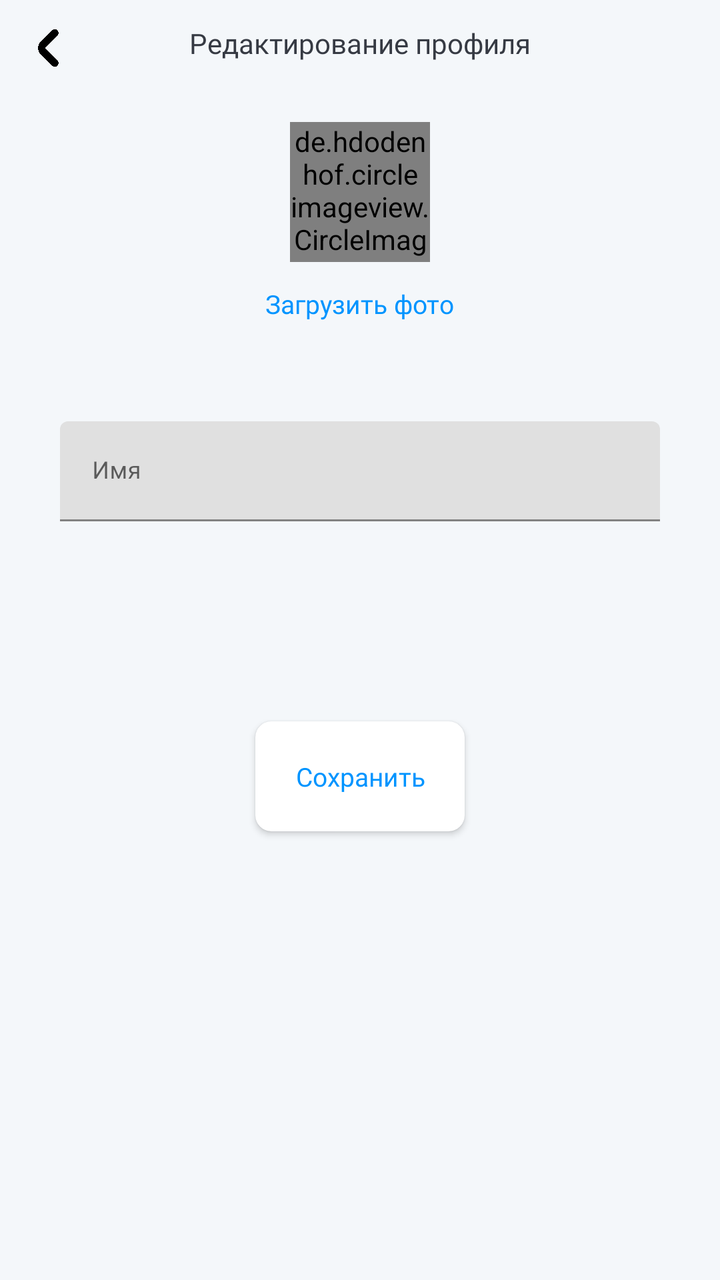
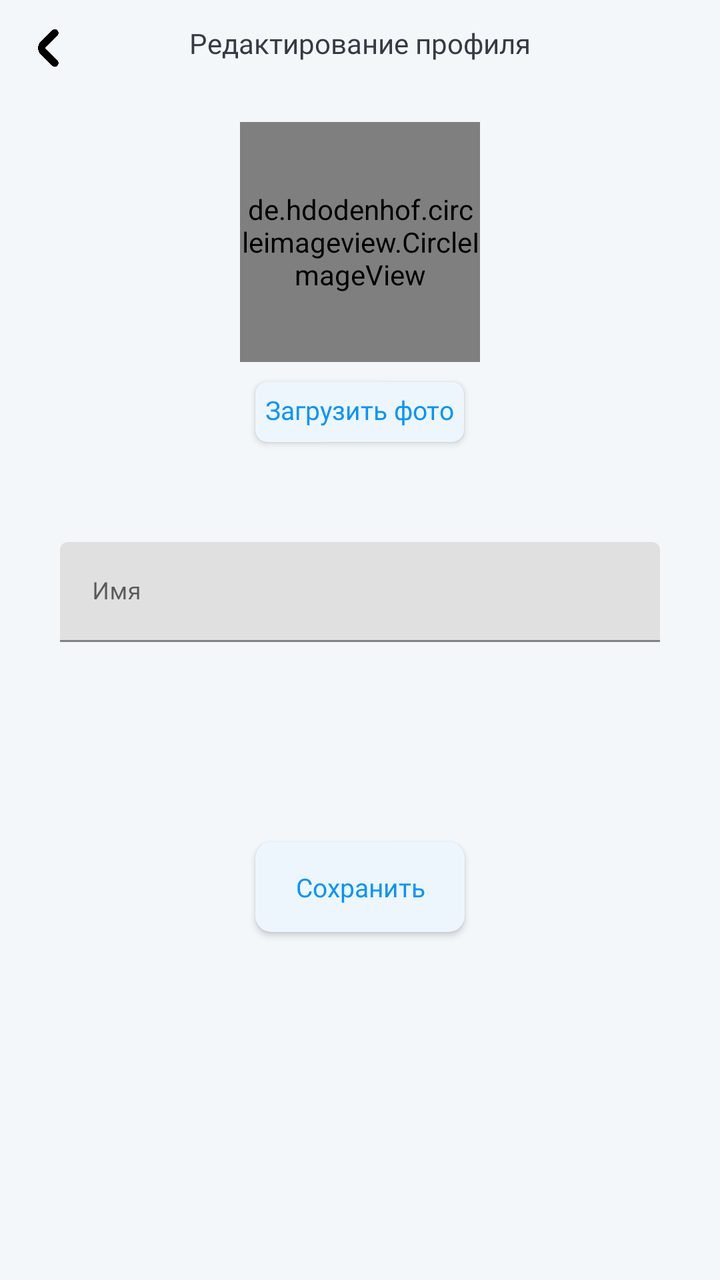

Before-and-after screenshots of an Android layout around one commit, followed by the original layout XML and the change that was made.
<!-- AndroidManifest.xml: application theme Theme.StepLifeApp -->
<!-- res/layout/activity_profile_redact.xml -->
<?xml version="1.0" encoding="utf-8"?>
<FrameLayout xmlns:android="http://schemas.android.com/apk/res/android"
    xmlns:tools="http://schemas.android.com/tools"
    android:layout_width="match_parent"
    android:layout_height="match_parent"
    android:background="@color/MainGray"
    xmlns:app="http://schemas.android.com/apk/res-auto"
    tools:context=".ui.ProfileSettingsFragment">

    <LinearLayout
        android:layout_width="match_parent"
        android:layout_height="match_parent"
        android:orientation="vertical">
        <FrameLayout
            android:layout_width="match_parent"
            android:layout_height="wrap_content">
            <ImageView
                android:rotationY="180"
                android:id="@+id/BacktoSettings"
                android:layout_gravity="left"
                android:layout_marginLeft="10dp"
                android:layout_marginTop="9dp"
                android:layout_width="30dp"
                android:layout_height="30dp"
                android:src="@drawable/font_angle_small_right" />
            <TextView
                android:layout_width="wrap_content"
                android:layout_height="wrap_content"
                android:layout_gravity="center_horizontal"
                android:layout_marginTop="12dp"
                android:fontFamily="@font/montserratsemibold"
                android:gravity="left"
                android:text="Редактирование профиля"
                android:textColor="@color/BlackSviut"
                android:textSize="14sp" />


            <ProgressBar
                android:visibility="gone"
                android:id="@+id/progressBar"
                style="?android:attr/progressBarStyle"

                android:layout_gravity="right"
                android:layout_marginTop="8dp"
                android:layout_marginRight="10dp"
                android:indeterminateTint="@color/MainBlue"
                android:layout_width="25dp"
                android:layout_height="25dp" />
        </FrameLayout>

        <FrameLayout
            android:layout_marginTop="10dp"
            android:layout_width="match_parent"
            android:layout_height="500dp">

            <LinearLayout
                android:layout_width="match_parent"
                android:layout_height="match_parent"
                android:orientation="vertical">

                <androidx.cardview.widget.CardView
                    android:visibility="gone"
                    android:layout_width="70dp"
                    app:cardCornerRadius="50dp"
                    android:layout_gravity="center_horizontal"
                    android:layout_height="70dp"
                    >
                    <ImageView
                        android:clickable="true"

                        android:layout_width="match_parent"
                        android:layout_height="match_parent"
                        android:layout_gravity="center"
                        app:srcCompat="@drawable/user__1_" />
                </androidx.cardview.widget.CardView>


                <de.hdodenhof.circleimageview.CircleImageView
                    android:id="@+id/ImageProfile"
                    xmlns:app="http://schemas.android.com/apk/res-auto"

                    android:layout_width="70dp"
                    android:layout_gravity="center_horizontal"
                    android:layout_height="70dp"
                    android:clickable="true"

                    android:layout_marginTop="12dp"
                    android:src="@drawable/user__1_"
                    app:civ_border_width="1dp"
                    app:civ_border_color="@color/logoGray"/>

                <TextView
                    android:id="@+id/ChoosePhotoText"
                    android:layout_width="wrap_content"
                    android:layout_height="wrap_content"
                    android:layout_gravity="center_horizontal"
                    android:layout_marginTop="12dp"
                    android:fontFamily="@font/montserratsemibold"
                    android:gravity="left"
                    android:text="Загрузить фото"
                    android:textColor="@color/MainBlue"
                    android:textSize="13sp" />

                <com.google.android.material.textfield.TextInputLayout
                    android:layout_width="match_parent"
                    android:layout_marginLeft="30dp"
                    android:layout_marginRight="30dp"
                    android:layout_marginTop="50dp"
                    android:layout_height="50dp"
                    app:errorEnabled="true">
                    <EditText
                        android:layout_width="match_parent"
                        android:layout_height="wrap_content"
                        android:textSize="12dp"
                        android:fontFamily="@font/montserratsemibold"
                        android:hint="Имя"
                        android:maxLength="120"
                        android:inputType="textEmailAddress"
                        android:id="@+id/editTextUserName"
                        />
                </com.google.android.material.textfield.TextInputLayout>


                <androidx.cardview.widget.CardView
                    android:id="@+id/TextViewSaveUserinformation"
                    android:layout_width="wrap_content"
                    app:cardCornerRadius="8dp"
                    android:layout_marginTop="100dp"
                    android:layout_gravity="center"
                    android:layout_height="55dp">

                    <TextView
                        android:layout_marginLeft="20dp"
                        android:layout_marginRight="20dp"
                        android:gravity="center"
                        android:layout_gravity="center"
                        android:layout_width="wrap_content"
                        android:layout_height="wrap_content"
                        android:fontFamily="@font/montserratsemibold"
                        android:textColor="@color/MainBlue"
                        android:textSize="13dp"
                        android:text="Сохранить"/>



                </androidx.cardview.widget.CardView>
            </LinearLayout>


        </FrameLayout>

    </LinearLayout>



</FrameLayout>
<!-- resources referenced by this layout -->
<resources>
  <color name="BlackSviut">#363A43</color>
  <color name="MainBlue">#0094FF</color>
  <color name="MainGray">#F4F7FA</color>
  <color name="logoGray">#8E97A6</color>
  <!-- drawable font_angle_small_right (drawable) -->
  <vector xmlns:android="http://schemas.android.com/apk/res/android"
      android:width="512dp"
      android:height="512dp"
      android:viewportWidth="24"
      android:viewportHeight="24">
    <path
        android:fillColor="#FF000000"
        android:pathData="M15.75,9.525 L11.164,4.939A1.5,1.5 0,0 0,9.043 7.061l4.586,4.585a0.5,0.5 0,0 1,0 0.708L9.043,16.939a1.5,1.5 0,0 0,2.121 2.122l4.586,-4.586A3.505,3.505 0,0 0,15.75 9.525Z"/>
  </vector>
  <!-- drawable user__1_: png bitmap (drawable, 13491 bytes) -->
  <style name="Theme.StepLifeApp" parent="Theme.MaterialComponents.DayNight.DarkActionBar">
          
  
          
  
          
          <item name="android:statusBarColor">@android:color/transparent</item>
          
      </style>
</resources>

<!-- the commit's change to res/layout/activity_profile_redact.xml (unified diff, before → after) -->
@@ -51,11 +51,13 @@
         <FrameLayout
             android:layout_marginTop="10dp"
             android:layout_width="match_parent"
-            android:layout_height="500dp">
+
+            android:layout_height="wrap_content">
 
             <LinearLayout
                 android:layout_width="match_parent"
                 android:layout_height="match_parent"
+
                 android:orientation="vertical">
 
                 <androidx.cardview.widget.CardView
@@ -79,9 +81,9 @@
                     android:id="@+id/ImageProfile"
                     xmlns:app="http://schemas.android.com/apk/res-auto"
 
-                    android:layout_width="70dp"
+                    android:layout_width="120dp"
                     android:layout_gravity="center_horizontal"
-                    android:layout_height="70dp"
+                    android:layout_height="120dp"
                     android:clickable="true"
 
                     android:layout_marginTop="12dp"
@@ -89,17 +91,31 @@
                     app:civ_border_width="1dp"
                     app:civ_border_color="@color/logoGray"/>
 
-                <TextView
-                    android:id="@+id/ChoosePhotoText"
+
+                <androidx.cardview.widget.CardView
                     android:layout_width="wrap_content"
-                    android:layout_height="wrap_content"
-                    android:layout_gravity="center_horizontal"
-                    android:layout_marginTop="12dp"
-                    android:fontFamily="@font/montserratsemibold"
-                    android:gravity="left"
-                    android:text="Загрузить фото"
-                    android:textColor="@color/MainBlue"
-                    android:textSize="13sp" />
+                    app:cardCornerRadius="6dp"
+                    android:backgroundTintMode="src_in"
+                    android:backgroundTint="@color/secondBlue"
+                    android:layout_marginTop="10dp"
+                    android:layout_gravity="center"
+                    android:layout_height="30dp">
+                    <TextView
+                        android:id="@+id/ChoosePhotoText"
+                        android:layout_width="wrap_content"
+                        android:layout_height="wrap_content"
+                        android:layout_gravity="center_horizontal"
+                        android:layout_marginTop="5dp"
+                        android:layout_marginBottom="5dp"
+                        android:layout_marginRight="5dp"
+                        android:layout_marginLeft="5dp"
+                        android:fontFamily="@font/montserratsemibold"
+                        android:gravity="center"
+                        android:text="Загрузить фото"
+                        android:textColor="@color/MainBlue"
+                        android:textSize="13sp" />
+                </androidx.cardview.widget.CardView>
+
 
                 <com.google.android.material.textfield.TextInputLayout
                     android:layout_width="match_parent"
@@ -114,7 +130,7 @@
                         android:textSize="12dp"
                         android:fontFamily="@font/montserratsemibold"
                         android:hint="Имя"
-                        android:maxLength="120"
+                        android:maxLength="35"
                         android:inputType="textEmailAddress"
                         android:id="@+id/editTextUserName"
                         />
@@ -125,9 +141,11 @@
                     android:id="@+id/TextViewSaveUserinformation"
                     android:layout_width="wrap_content"
                     app:cardCornerRadius="8dp"
+                    android:layout_marginBottom="5dp"
+                    android:backgroundTint="@color/secondBlue"
                     android:layout_marginTop="100dp"
                     android:layout_gravity="center"
-                    android:layout_height="55dp">
+                    android:layout_height="45dp">
 
                     <TextView
                         android:layout_marginLeft="20dp"
<!-- resource entries referenced after the edit -->
@@ -4,6 +4,7 @@
   <color name="MainBlue">#0094FF</color>
   <color name="MainGray">#F4F7FA</color>
   <color name="logoGray">#8E97A6</color>
+  <color name="secondBlue">#eef6fd</color>
   <!-- drawable font_angle_small_right (drawable) -->
   <vector xmlns:android="http://schemas.android.com/apk/res/android"
       android:width="512dp"
